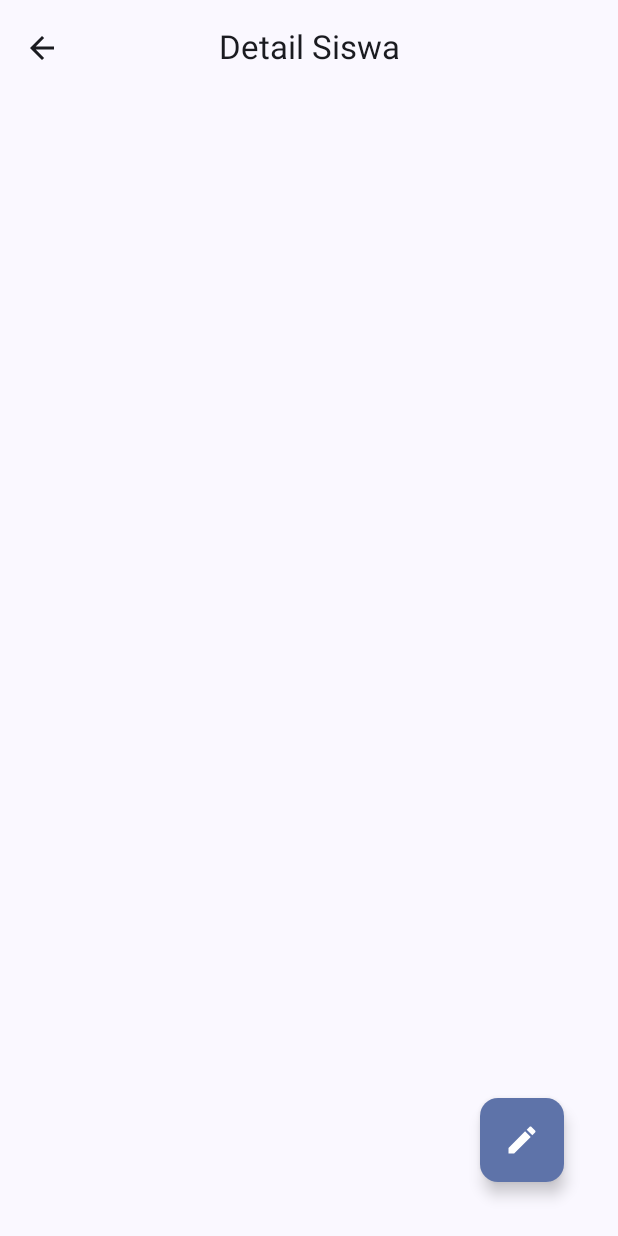
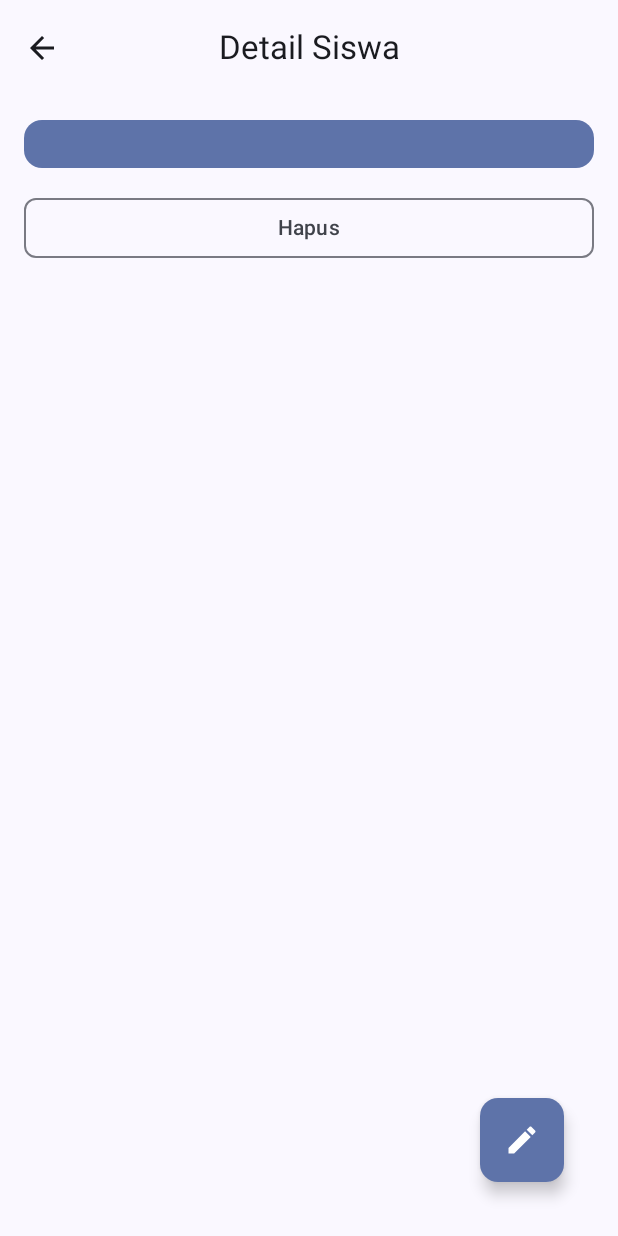
Before and after one commit to windyaan/QuestRoomDatabaseFullCRUD_039, an Android app built with Jetpack Compose: the composable DetailSiswaScreen shown on its own in the app's theme, on a phone screen of 412 x 824 dp. Run offline under Robolectric (Android 15) with nearby library versions, the phone set to English and light mode, and no system bars; our stand-ins replace Room's generated code; 3 statements that could not run were skipped.

Commit message:
tambah fun DetailDataSiswa

```diff
--- a/app/src/main/java/com/example/roomsiswa/view/HalamanDetailSiswa.kt
+++ b/app/src/main/java/com/example/roomsiswa/view/HalamanDetailSiswa.kt
@@ -1,32 +1,53 @@
 package com.example.roomsiswa.view
 
+import androidx.compose.foundation.layout.Arrangement
+import androidx.compose.foundation.layout.Column
+import androidx.compose.foundation.layout.fillMaxWidth
 import androidx.compose.foundation.layout.padding
+import androidx.compose.foundation.rememberScrollState
+import androidx.compose.foundation.verticalScroll
 import androidx.compose.material.icons.Icons
 import androidx.compose.material.icons.filled.Edit
+import androidx.compose.material3.Card
+import androidx.compose.material3.CardColors
+import androidx.compose.material3.CardDefaults
 import androidx.compose.material3.ExperimentalMaterial3Api
 import androidx.compose.material3.FloatingActionButton
 import androidx.compose.material3.Icon
 import androidx.compose.material3.MaterialTheme
+import androidx.compose.material3.OutlinedButton
 import androidx.compose.material3.Scaffold
+import androidx.compose.material3.Text
 import androidx.compose.runtime.Composable
 import androidx.compose.runtime.collectAsState
+import androidx.compose.runtime.getValue
+import androidx.compose.runtime.mutableStateOf
+import androidx.compose.runtime.rememberCoroutineScope
+import androidx.compose.runtime.saveable.rememberSaveable
+import androidx.compose.runtime.setValue
 import androidx.compose.ui.Modifier
 import androidx.compose.ui.res.dimensionResource
 import androidx.compose.ui.res.stringResource
 import androidx.compose.ui.unit.dp
 import androidx.lifecycle.viewmodel.compose.viewModel
+import androidx.room.Delete
 import com.example.roomsiswa.R
+import com.example.roomsiswa.room.Siswa
 import com.example.roomsiswa.uicontroller.DestinasiNavigasi
 import com.example.roomsiswa.uicontroller.SiswaTopAppBar
+import com.example.roomsiswa.viewmodel.DetailSiswa
+import com.example.roomsiswa.viewmodel.DetailSiswaUiState
 import com.example.roomsiswa.viewmodel.DetailViewModel
 import com.example.roomsiswa.viewmodel.PenyediaViewModel
+import com.example.roomsiswa.viewmodel.toSiswa
+import kotlinx.coroutines.launch
 
 object DestinasiDetailSiswa :DestinasiNavigasi{
     override val route = "detail_siswa"
 
-    override val tittleRes = "Detail Siswa"
+    override val tittleRes = R.string.detail_siswa
 
-    const val itemArg = "idSiswa"
+    const val itemIdArg = "idSiswa"
 
     val routeWithArgs = "$route/{$itemIdArg}"
 }
@@ -68,6 +89,80 @@ fun DetailSiswaScreen (
         }, modifier = modifier
     ){ innerPaddng ->
         val uiState = viewModel.uiDetailState.collectAsState()
-        va
+        val coroutineScope = rememberCoroutineScope()
+        BodyDetailDataSiswa(
+            detailSiswaUiState = uiState.value,
+            onDelete = {coroutineScope.launch {
+                viewModel.deleteSiswa()
+                navigateBack()
+            }},
+            modifier = Modifier
+                .padding(innerPaddng)
+                .verticalScroll(rememberScrollState())
+        )
     }
 }
+
+@Composable
+private fun BodyDetailDataSiswa(
+    detailSiswaUiState: DetailSiswaUiState,
+    onDelete: () -> Unit,
+    modifier: Modifier = Modifier
+){
+    Column (
+        modifier = modifier.padding(dimensionResource(R.dimen.padding_medium)),
+        verticalArrangement = Arrangement.spacedBy(
+            dimensionResource(R.dimen.padding_medium)
+        )
+    ){
+        var deleteConfirmationRequired by rememberSaveable {
+            mutableStateOf(false)
+        }
+
+        DetailDataSiswa(
+            siswa = detailSiswaUiState.detailSiswa.toSiswa(),
+            modifier = Modifier.fillMaxWidth()
+        )
+
+        OutlinedButton(
+            onClick = {deleteConfirmationRequired = true},
+            shape = MaterialTheme.shapes.small,
+            modifier = Modifier.fillMaxWidth()
+        ) {
+            Text(stringResource(R.string.delete))
+        }
+        if (deleteConfirmationRequired){
+            DeleteConfirmationDialog(
+                onDeleteConfirm = {
+                    deleteConfirmationRequired = false
+                    onDelete()
+                },
+                onDeleteCancel = {deleteConfirmationRequired = false},
+                modifier = Modifier.padding(dimensionResource(
+                    id = R.dimen.padding_medium
+                ))
+            )
+        }
+    }
+}
+
+@Composable
+fun DetailDataSiswa(
+    siswa: Siswa, modifier: Modifier = Modifier
+){
+    Card (
+        modifier = modifier, colors = CardDefaults.cardColors(
+            containerColor = MaterialTheme.colorScheme.primaryContainer,
+            contentColor = MaterialTheme.colorScheme.onPrimaryContainer
+        )
+    ){
+        Column (
+            modifier = Modifier
+                .fillMaxWidth()
+                .padding(dimensionResource(R.dimen.padding_medium)),
+            verticalArrangement = Arrangement.spacedBy(dimensionResource(R.dimen.padding_medium))
+        ){
+
+        }
+    }
+}
```
